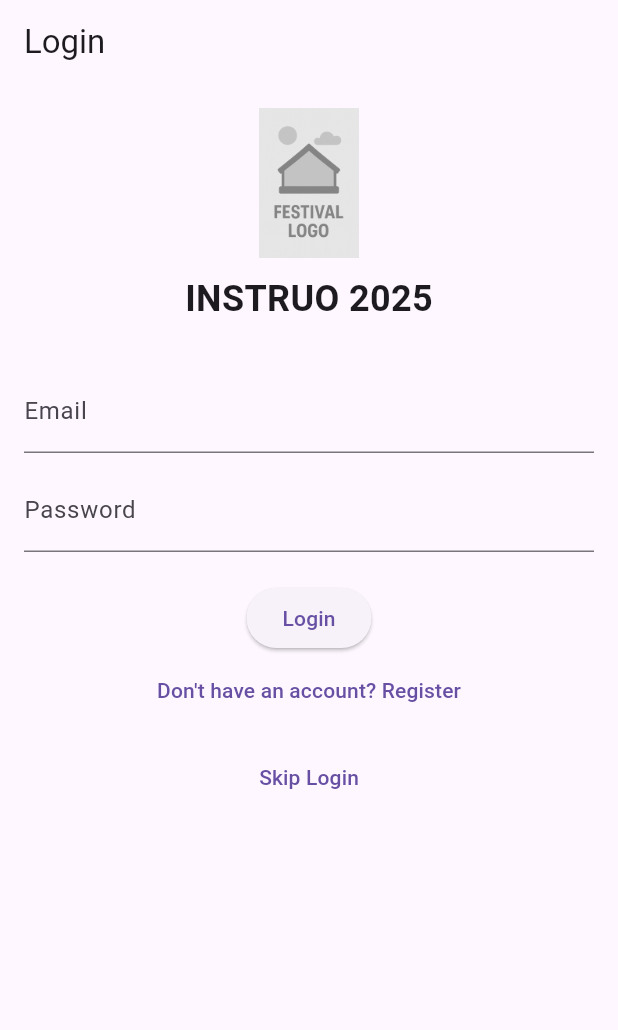
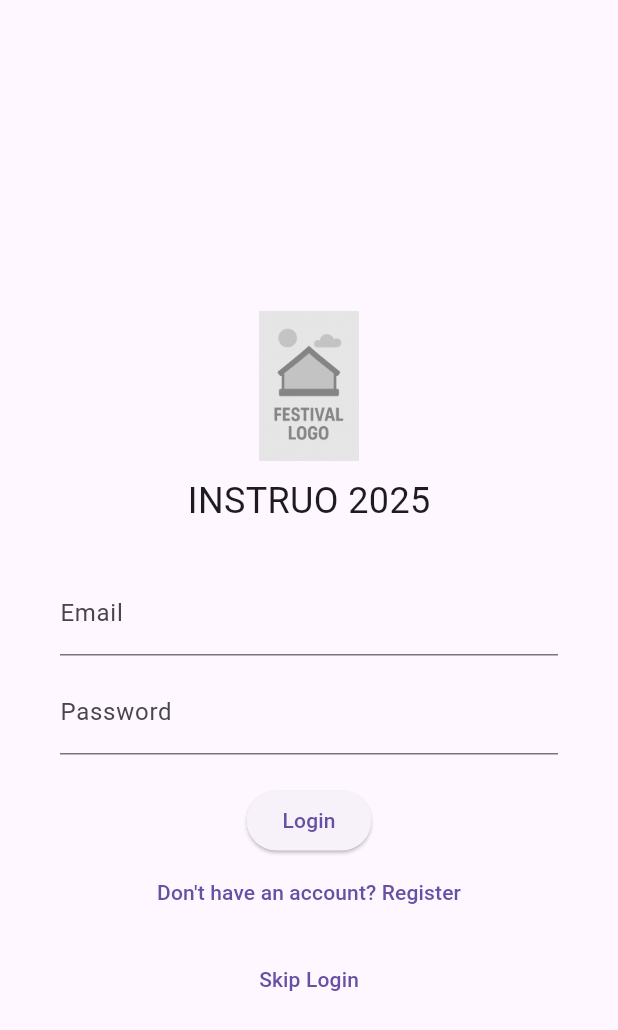
Before and after one commit to Subhranil2004/instruo-app, a Flutter app: the screen it shows after launch, on a phone screen of 412 x 824 dp. Shown: the top 1030 px of the screen. Run offline on Flutter 3.47's test engine with Material 3 defaults, Android fonts, the phone set to English and light mode, and no system bars; our stand-ins replace permission_handler.

Commit message:
Update event pages and authentication screens

```diff
--- a/lib/events/gaming_page.dart
+++ b/lib/events/gaming_page.dart
@@ -36,7 +36,7 @@ class GamingPage extends StatelessWidget {
               itemBuilder: (context, index) {
                 final event = gamingEvents[index];
                 return Padding(
-                  padding: const EdgeInsets.symmetric(horizontal: 8.0),
+                  padding: const EdgeInsets.only(left: 8.0, right: 8.0, bottom: 30.0),
                   child: Card(
                     shape: RoundedRectangleBorder(
                       borderRadius: BorderRadius.circular(20),
--- a/lib/events/general_page.dart
+++ b/lib/events/general_page.dart
@@ -36,7 +36,7 @@ class GeneralPage extends StatelessWidget {
               itemBuilder: (context, index) {
                 final event = generalEvents[index];
                 return Padding(
-                  padding: const EdgeInsets.symmetric(horizontal: 8.0),
+                  padding: const EdgeInsets.only(left: 8.0, right: 8.0, bottom: 30.0),
                   child: Card(
                     shape: RoundedRectangleBorder(
                       borderRadius: BorderRadius.circular(20),
--- a/lib/events/robotics_page.dart
+++ b/lib/events/robotics_page.dart
@@ -7,6 +7,8 @@ class RoboticsPage extends StatelessWidget {
     {"name": "Robo Soccer", "image": "assets/fest.png"},
     {"name": "Line Follower", "image": "assets/fest.png"},
   ];
+
+  // const RoboticsPage({Key? key}) : super(key: key);
 
   @override
   Widget build(BuildContext context) {
@@ -36,7 +38,7 @@ class RoboticsPage extends StatelessWidget {
               itemBuilder: (context, index) {
                 final event = roboticsEvents[index];
                 return Padding(
-                  padding: const EdgeInsets.symmetric(horizontal: 8.0),
+                  padding: const EdgeInsets.only(left: 8.0, right: 8.0, bottom: 30.0),
                   child: Card(
                     shape: RoundedRectangleBorder(
                       borderRadius: BorderRadius.circular(20),
--- a/lib/events/technical_page.dart
+++ b/lib/events/technical_page.dart
@@ -37,7 +37,7 @@ class TechnicalPage extends StatelessWidget {
               itemBuilder: (context, index) {
                 final event = technicalEvents[index];
                 return Padding(
-                  padding: const EdgeInsets.symmetric(horizontal: 8.0),
+                  padding: const EdgeInsets.only(left: 8.0, right: 8.0, bottom: 30.0),
                   child: Card(
                     shape: RoundedRectangleBorder(
                       borderRadius: BorderRadius.circular(20),
--- a/lib/screens/login_page.dart
+++ b/lib/screens/login_page.dart
@@ -4,7 +4,7 @@ import '../home_page.dart';
 
 class LoginPage extends StatefulWidget {
   @override
-  _LoginPageState createState() => _LoginPageState();
+  State<LoginPage> createState() => _LoginPageState();
 }
 
 class _LoginPageState extends State<LoginPage> {
@@ -15,16 +15,20 @@ class _LoginPageState extends State<LoginPage> {
   @override
   Widget build(BuildContext context) {
     return Scaffold(
-      appBar: AppBar(title: Text("Login")),
-      body: Padding(
-        padding: const EdgeInsets.all(16.0),
+      // backgroundColor: Theme.of(context).colorScheme.surface,
+      // appBar: AppBar(title: Text("Login")),
+      body: Center(
+        child: Padding(
+          padding: const EdgeInsets.only(left: 40.0, right: 40.0, top: 80.0, bottom: 20.0),
+          child: SingleChildScrollView(
             child: Column(
+              mainAxisAlignment: MainAxisAlignment.center,
               children: [
                 Image.asset("assets/fest_logo.png", height: 100),
                 SizedBox(height: 10),
                 Text(
                   "INSTRUO 2025",
-              style: TextStyle(fontSize: 24, fontWeight: FontWeight.bold),
+                  style: TextStyle(fontSize: 24, fontWeight: FontWeight.normal),
                 ),
                 SizedBox(height: 30),
                 Form(
@@ -78,6 +82,8 @@ class _LoginPageState extends State<LoginPage> {
               ],
             ),
           ),
+        ),
+      ),
     );
   }
 }
```
Also changed, not shown: lib/screens/register_page.dart (+7 -3 lines), pubspec.lock. Lines whose indentation alone changed are shown as unchanged.
